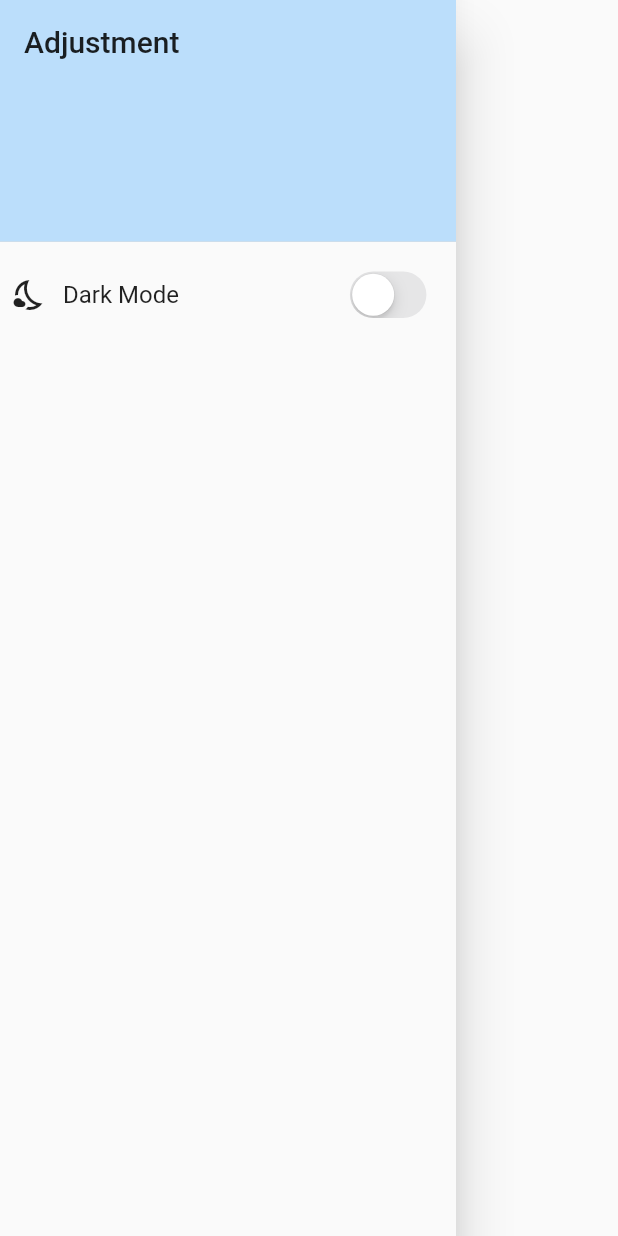
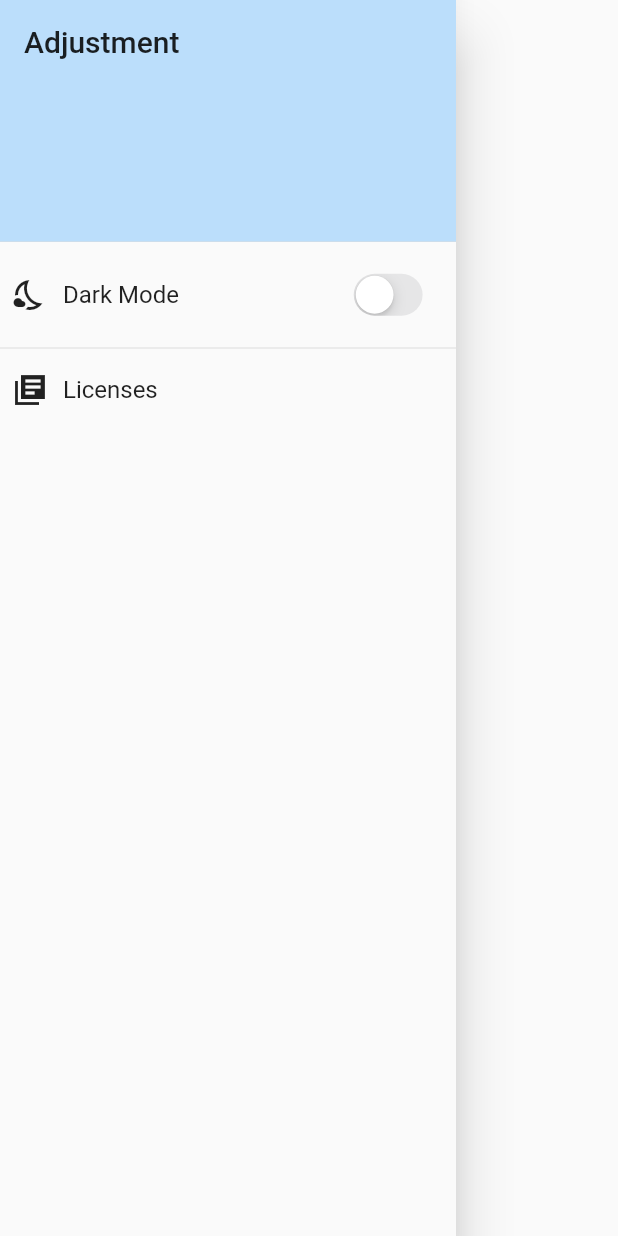
Before and after one commit to manumiguezz/FlickFramesApp, a Flutter app: the CustomDrawer widget shown alone on an empty page, opened directly, on a phone screen of 412 x 824 dp. Run offline on Flutter 3.47's test engine with Material 2 defaults, Android fonts, the phone set to English and light mode, and no system bars; our stand-ins replace animate_do, animated_theme_switcher, card_swiper, dio, flutter_dotenv, flutter_riverpod and 2 more; accounts and stored records are empty; generated files the repository leaves out were written again; network calls fail.

Commit message:
licences button added, drawer fixed, isar database error to fix

```diff
--- a/lib/presentation/widgets/shared/custom_drawer.dart
+++ b/lib/presentation/widgets/shared/custom_drawer.dart
@@ -15,8 +15,36 @@ class CustomDrawer extends StatelessWidget {
           final textStyles = Theme.of(context).textTheme;
           final colors = Theme.of(context).colorScheme;
 
+          return _CustomListView(
+            textStyles: textStyles,
+            colors: colors,
+            themeProvider: themeProvider,
+            context: context,
+            );
+        },
+      ),
+    );
+  }
+}
+
+class _CustomListView extends StatelessWidget {
+  const _CustomListView({
+    required this.textStyles,
+    required this.colors,
+    required this.themeProvider,
+    required this.context,
+  });
+
+  final TextTheme textStyles;
+  final ColorScheme colors;
+  final ThemeProvider themeProvider;
+  final BuildContext context;
+
+  @override
+  Widget build(BuildContext context) {
     return ListView(
       children: [
+
         DrawerHeader(
           decoration: BoxDecoration(
             color: Theme.of(context).primaryColorLight,
@@ -26,6 +54,7 @@ class CustomDrawer extends StatelessWidget {
             style: textStyles.titleLarge,
             ),
         ),
+
         Padding(
           padding: const EdgeInsets.all(8.0),
           child: Row(
@@ -41,21 +70,56 @@ class CustomDrawer extends StatelessWidget {
 
               const SizedBox(width: 110,),
 
-                    CupertinoSwitch(
+              Transform.scale(
+                scale: 0.9,
+                child: CupertinoSwitch(
                   activeColor: colors.primary,
                   value: themeProvider.isDarkMode,
                   onChanged: (value) {
                     themeProvider.toggleTheme();
                   },
                 ),
+              ),
 
             ],
           ),
         ),
-            ],
+
+        const Divider(),
+
+        Padding(
+          padding: const EdgeInsets.all(8),
+          child: GestureDetector(
+            onTap: () {
+              showLicensePage(
+                context: context,
+                applicationIcon: Image.network('https://1001freedownloads.s3.amazonaws.com/vector/thumb/74145/iOS_7_Icon_Template.png'),
+                applicationLegalese: '© 2023 FlickFrames. All rights reserved.',
+                applicationName: 'FlickFrames',
+                applicationVersion: '0.5.8'
               );
             },
+            child: Row(
+              children: [
+
+                const Icon(Icons.library_books_sharp),
+
+                const SizedBox(width: 10),
+
+                Text('Licenses',
+                style: textStyles.titleMedium,
                 ),
+
+                const SizedBox(width: 110),
+
+              ],
+            ),
+          ),
+        )
+
+
+
+      ],
     );
   }
 }
```
Lines whose indentation alone changed are shown as unchanged.
